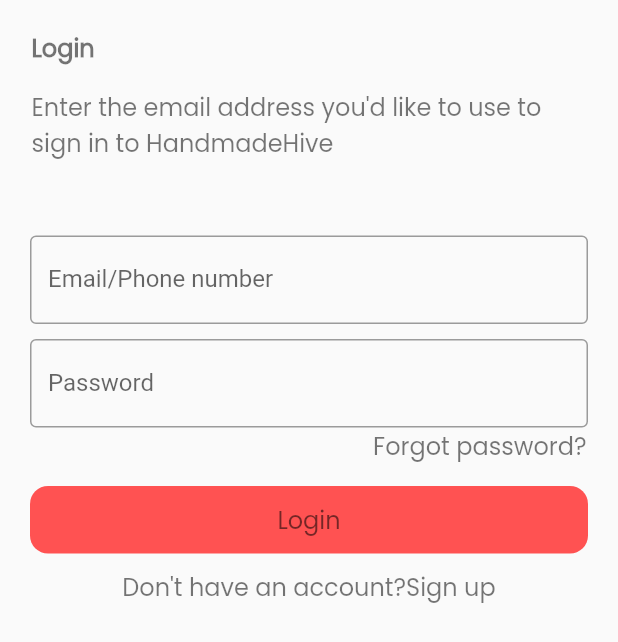
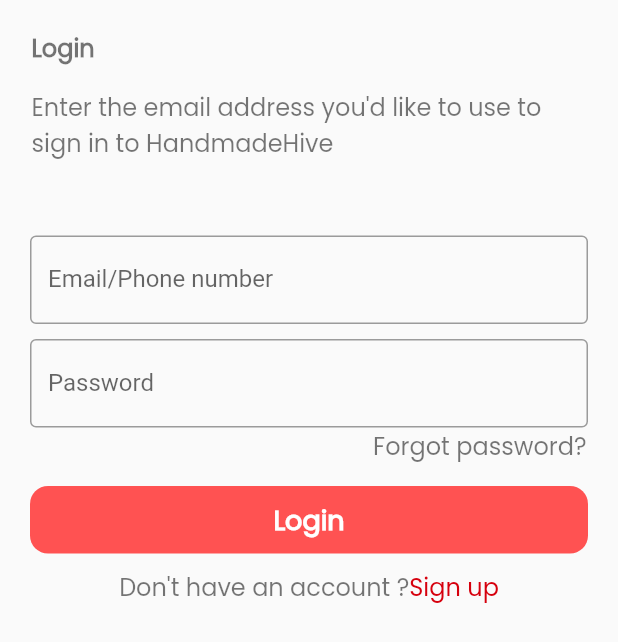
Before and after one commit to Sabari-nath-p/ecommerce_mobile, a Flutter app: the screen it shows after launch, on a phone screen of 412 x 824 dp. Shown: the top 642 px of the screen. Run offline on Flutter 3.47's test engine with Material 2 defaults, Android fonts, the phone set to English and light mode, and no system bars.

Commit message:
some correction added

```diff
--- a/lib/screens/login.dart
+++ b/lib/screens/login.dart
@@ -1,5 +1,6 @@
 import 'package:e_commerce_mobile/screens/forgotPass.dart';
 import 'package:e_commerce_mobile/screens/register.dart';
+import 'package:e_commerce_mobile/styles.dart/colors.dart';
 import 'package:e_commerce_mobile/styles.dart/sizer.dart';
 import 'package:e_commerce_mobile/styles.dart/textstyle.dart';
 import 'package:flutter/material.dart';
@@ -73,20 +74,20 @@
                       decoration: BoxDecoration(
                           borderRadius: BorderRadius.circular(12),
                           color: Colors.redAccent),
-                      child: tx400("Login"),
+                      child: tx600("Login", color: Colors.white, size: 18),
                     ),
                     height(10),
                     Row(
                       mainAxisAlignment: MainAxisAlignment.center,
                       crossAxisAlignment: CrossAxisAlignment.center,
                       children: [
-                        tx500("Don't have an account?"),
+                        tx500("Don't have an account ?"),
                         InkWell(
                             onTap: () {
                               Navigator.of(context).push(MaterialPageRoute(
                                   builder: (context) => SignupScreen()));
                             },
-                            child: tx500("Sign up"))
+                            child: tx500("Sign up", color: primaryColor))
                       ],
                     )
                   ],
```
